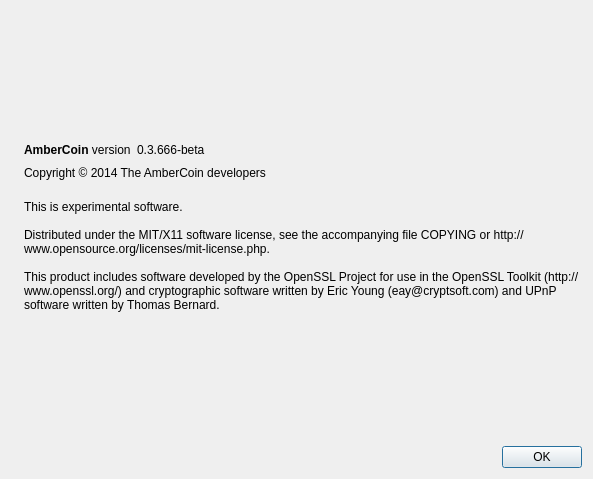
First picture: the form in src/qt/forms/aboutdialog.ui, repository AmberCoinDev/Amber, before the edit.
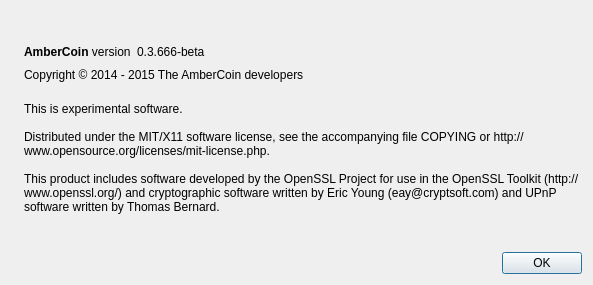
Second picture: the form after the edit. Icons and pictures are not drawn.

Commit message: update to OpenSSL 1.0.2a, GUI and Copyright year

```diff
--- a/src/qt/forms/aboutdialog.ui
+++ b/src/qt/forms/aboutdialog.ui
@@ -7,7 +7,7 @@
     <x>0</x>
     <y>0</y>
     <width>593</width>
-    <height>479</height>
+    <height>285</height>
    </rect>
   </property>
   <property name="windowTitle">
@@ -91,7 +91,7 @@
         <cursorShape>IBeamCursor</cursorShape>
        </property>
        <property name="text">
-        <string>Copyright © 2014 The AmberCoin developers</string>
+        <string>Copyright © 2014 - 2015 The AmberCoin developers</string>
        </property>
        <property name="textInteractionFlags">
         <set>Qt::LinksAccessibleByMouse|Qt::TextSelectableByKeyboard|Qt::TextSelectableByMouse</set>
```
The commit also changes 1 other file.
